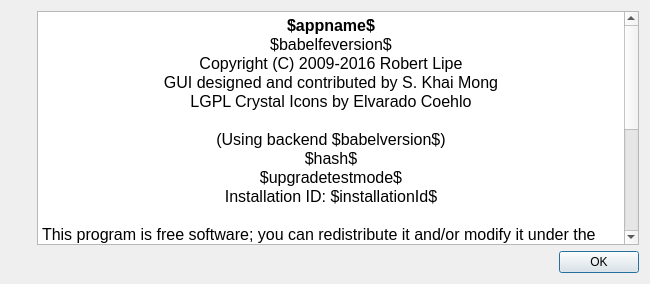
First picture: the form in gui/aboutui.ui, repository GPSBabel/gpsbabel, before the edit.
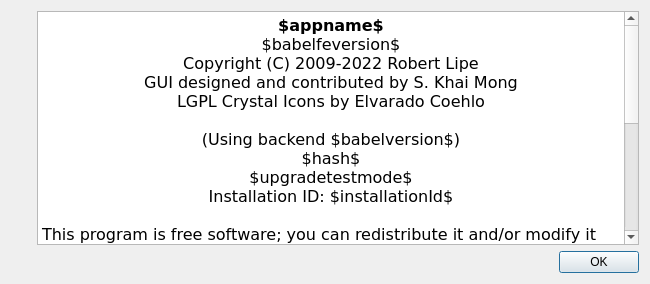
Second picture: the form after the edit. Icons and pictures are not drawn.

Commit message: update gui about copyright.

What changed in the file:
```diff
--- a/gui/aboutui.ui
+++ b/gui/aboutui.ui
@@ -67,6 +67,12 @@
      </item>
      <item>
       <widget class="QTextEdit" name="textEdit">
+       <property name="font">
+        <font>
+         <family>DejaVu Sans</family>
+         <pointsize>12</pointsize>
+        </font>
+       </property>
        <property name="readOnly">
         <bool>true</bool>
        </property>
@@ -74,24 +80,24 @@
         <string>&lt;!DOCTYPE HTML PUBLIC &quot;-//W3C//DTD HTML 4.0//EN&quot; &quot;http://www.w3.org/TR/REC-html40/strict.dtd&quot;&gt;
 &lt;html&gt;&lt;head&gt;&lt;meta name=&quot;qrichtext&quot; content=&quot;1&quot; /&gt;&lt;meta charset=&quot;utf-8&quot; /&gt;&lt;style type=&quot;text/css&quot;&gt;
 p, li { white-space: pre-wrap; }
-&lt;/style&gt;&lt;/head&gt;&lt;body style=&quot; font-family:'Lucida Grande'; font-size:13pt; font-weight:400; font-style:normal;&quot;&gt;
-&lt;p align=&quot;center&quot; style=&quot; margin-top:0px; margin-bottom:0px; margin-left:0px; margin-right:0px; -qt-block-indent:0; text-indent:0px;&quot;&gt;&lt;span style=&quot; font-family:'DejaVu Sans'; font-size:12pt; font-weight:600;&quot;&gt;$appname$&lt;/span&gt;&lt;/p&gt;
-&lt;p align=&quot;center&quot; style=&quot; margin-top:0px; margin-bottom:0px; margin-left:0px; margin-right:0px; -qt-block-indent:0; text-indent:0px;&quot;&gt;&lt;span style=&quot; font-family:'DejaVu Sans'; font-size:12pt;&quot;&gt;$babelfeversion$&lt;/span&gt;&lt;/p&gt;
-&lt;p align=&quot;center&quot; style=&quot; margin-top:0px; margin-bottom:0px; margin-left:0px; margin-right:0px; -qt-block-indent:0; text-indent:0px;&quot;&gt;&lt;span style=&quot; font-family:'DejaVu Sans'; font-size:12pt;&quot;&gt;Copyright (C) 2009-2016 Robert Lipe&lt;/span&gt;&lt;/p&gt;
-&lt;p align=&quot;center&quot; style=&quot; margin-top:0px; margin-bottom:0px; margin-left:0px; margin-right:0px; -qt-block-indent:0; text-indent:0px;&quot;&gt;&lt;span style=&quot; font-family:'DejaVu Sans'; font-size:12pt;&quot;&gt;GUI designed and contributed by S. Khai Mong&lt;/span&gt;&lt;/p&gt;
-&lt;p align=&quot;center&quot; style=&quot; margin-top:0px; margin-bottom:0px; margin-left:0px; margin-right:0px; -qt-block-indent:0; text-indent:0px;&quot;&gt;&lt;span style=&quot; font-family:'DejaVu Sans'; font-size:12pt;&quot;&gt;LGPL Crystal Icons by Elvarado Coehlo&lt;/span&gt;&lt;/p&gt;
-&lt;p align=&quot;center&quot; style=&quot;-qt-paragraph-type:empty; margin-top:0px; margin-bottom:0px; margin-left:0px; margin-right:0px; -qt-block-indent:0; text-indent:0px; font-family:'DejaVu Sans'; font-size:12pt;&quot;&gt;&lt;br /&gt;&lt;/p&gt;
-&lt;p align=&quot;center&quot; style=&quot; margin-top:0px; margin-bottom:0px; margin-left:0px; margin-right:0px; -qt-block-indent:0; text-indent:0px;&quot;&gt;&lt;span style=&quot; font-family:'DejaVu Sans'; font-size:12pt;&quot;&gt;(Using backend $babelversion$)&lt;/span&gt;&lt;/p&gt;
-&lt;p align=&quot;center&quot; style=&quot; margin-top:0px; margin-bottom:0px; margin-left:0px; margin-right:0px; -qt-block-indent:0; text-indent:0px;&quot;&gt;&lt;span style=&quot; font-family:'DejaVu Sans'; font-size:12pt;&quot;&gt;$hash$&lt;/span&gt;&lt;/p&gt;
-&lt;p align=&quot;center&quot; style=&quot; margin-top:0px; margin-bottom:0px; margin-left:0px; margin-right:0px; -qt-block-indent:0; text-indent:0px;&quot;&gt;&lt;span style=&quot; font-family:'DejaVu Sans'; font-size:12pt;&quot;&gt;$upgradetestmode$&lt;/span&gt;&lt;/p&gt;
-&lt;p align=&quot;center&quot; style=&quot; margin-top:0px; margin-bottom:0px; margin-left:0px; margin-right:0px; -qt-block-indent:0; text-indent:0px;&quot;&gt;&lt;span style=&quot; font-family:'DejaVu Sans'; font-size:12pt;&quot;&gt;Installation ID: $installationId$&lt;/span&gt;&lt;/p&gt;
-&lt;p align=&quot;center&quot; style=&quot;-qt-paragraph-type:empty; margin-top:0px; margin-bottom:0px; margin-left:0px; margin-right:0px; -qt-block-indent:0; text-indent:0px; font-family:'DejaVu Sans'; font-size:12pt;&quot;&gt;&lt;br /&gt;&lt;/p&gt;
-&lt;p style=&quot; margin-top:0px; margin-bottom:0px; margin-left:0px; margin-right:0px; -qt-block-indent:0; text-indent:0px;&quot;&gt;&lt;span style=&quot; font-family:'DejaVu Sans'; font-size:12pt;&quot;&gt;This program is free software; you can redistribute it and/or modify it under the terms of the GNU General Public License as published by the Free Software Foundation; either version 2 of the License, or (at your option) any later version.&lt;/span&gt;&lt;/p&gt;
-&lt;p style=&quot;-qt-paragraph-type:empty; margin-top:0px; margin-bottom:0px; margin-left:0px; margin-right:0px; -qt-block-indent:0; text-indent:0px; font-family:'DejaVu Sans'; font-size:12pt;&quot;&gt;&lt;br /&gt;&lt;/p&gt;
-&lt;p style=&quot; margin-top:0px; margin-bottom:0px; margin-left:0px; margin-right:0px; -qt-block-indent:0; text-indent:0px;&quot;&gt;&lt;span style=&quot; font-family:'DejaVu Sans'; font-size:12pt;&quot;&gt;This program is distributed in the hope that it will be useful, but WITHOUT ANY WARRANTY; without even the implied warranty of MERCHANTABILITY or FITNESS FOR A PARTICULAR PURPOSE.  See the GNU General Public License for more details.&lt;/span&gt;&lt;/p&gt;
-&lt;p style=&quot;-qt-paragraph-type:empty; margin-top:0px; margin-bottom:0px; margin-left:0px; margin-right:0px; -qt-block-indent:0; text-indent:0px; font-family:'DejaVu Sans'; font-size:12pt;&quot;&gt;&lt;br /&gt;&lt;/p&gt;
-&lt;p style=&quot; margin-top:0px; margin-bottom:0px; margin-left:0px; margin-right:0px; -qt-block-indent:0; text-indent:0px;&quot;&gt;&lt;span style=&quot; font-family:'DejaVu Sans'; font-size:12pt;&quot;&gt;You should have received a copy of the GNU General Public License along with this program; if not, write to the Free Software Foundation, Inc., 51 Franklin Street, Fifth Floor, Boston, MA  02110-1301, USA.&lt;/span&gt;&lt;/p&gt;
-&lt;p style=&quot;-qt-paragraph-type:empty; margin-top:0px; margin-bottom:0px; margin-left:0px; margin-right:0px; -qt-block-indent:0; text-indent:0px; font-family:'DejaVu Sans'; font-size:12pt;&quot;&gt;&lt;br /&gt;&lt;/p&gt;&lt;/body&gt;&lt;/html&gt;</string>
+&lt;/style&gt;&lt;/head&gt;&lt;body style=&quot; font-family:'DejaVu Sans'; font-size:12pt; font-weight:400; font-style:normal;&quot;&gt;
+&lt;p align=&quot;center&quot; style=&quot; margin-top:0px; margin-bottom:0px; margin-left:0px; margin-right:0px; -qt-block-indent:0; text-indent:0px;&quot;&gt;&lt;span style=&quot; font-weight:600;&quot;&gt;$appname$&lt;/span&gt;&lt;/p&gt;
+&lt;p align=&quot;center&quot; style=&quot; margin-top:0px; margin-bottom:0px; margin-left:0px; margin-right:0px; -qt-block-indent:0; text-indent:0px;&quot;&gt;$babelfeversion$&lt;/p&gt;
+&lt;p align=&quot;center&quot; style=&quot; margin-top:0px; margin-bottom:0px; margin-left:0px; margin-right:0px; -qt-block-indent:0; text-indent:0px;&quot;&gt;Copyright (C) 2009-2022 Robert Lipe&lt;/p&gt;
+&lt;p align=&quot;center&quot; style=&quot; margin-top:0px; margin-bottom:0px; margin-left:0px; margin-right:0px; -qt-block-indent:0; text-indent:0px;&quot;&gt;GUI designed and contributed by S. Khai Mong&lt;/p&gt;
+&lt;p align=&quot;center&quot; style=&quot; margin-top:0px; margin-bottom:0px; margin-left:0px; margin-right:0px; -qt-block-indent:0; text-indent:0px;&quot;&gt;LGPL Crystal Icons by Elvarado Coehlo&lt;/p&gt;
+&lt;p align=&quot;center&quot; style=&quot;-qt-paragraph-type:empty; margin-top:0px; margin-bottom:0px; margin-left:0px; margin-right:0px; -qt-block-indent:0; text-indent:0px;&quot;&gt;&lt;br /&gt;&lt;/p&gt;
+&lt;p align=&quot;center&quot; style=&quot; margin-top:0px; margin-bottom:0px; margin-left:0px; margin-right:0px; -qt-block-indent:0; text-indent:0px;&quot;&gt;(Using backend $babelversion$)&lt;/p&gt;
+&lt;p align=&quot;center&quot; style=&quot; margin-top:0px; margin-bottom:0px; margin-left:0px; margin-right:0px; -qt-block-indent:0; text-indent:0px;&quot;&gt;$hash$&lt;/p&gt;
+&lt;p align=&quot;center&quot; style=&quot; margin-top:0px; margin-bottom:0px; margin-left:0px; margin-right:0px; -qt-block-indent:0; text-indent:0px;&quot;&gt;$upgradetestmode$&lt;/p&gt;
+&lt;p align=&quot;center&quot; style=&quot; margin-top:0px; margin-bottom:0px; margin-left:0px; margin-right:0px; -qt-block-indent:0; text-indent:0px;&quot;&gt;Installation ID: $installationId$&lt;/p&gt;
+&lt;p align=&quot;center&quot; style=&quot;-qt-paragraph-type:empty; margin-top:0px; margin-bottom:0px; margin-left:0px; margin-right:0px; -qt-block-indent:0; text-indent:0px;&quot;&gt;&lt;br /&gt;&lt;/p&gt;
+&lt;p style=&quot; margin-top:0px; margin-bottom:0px; margin-left:0px; margin-right:0px; -qt-block-indent:0; text-indent:0px;&quot;&gt;This program is free software; you can redistribute it and/or modify it under the terms of the GNU General Public License as published by the Free Software Foundation; either version 2 of the License, or (at your option) any later version.&lt;/p&gt;
+&lt;p style=&quot;-qt-paragraph-type:empty; margin-top:0px; margin-bottom:0px; margin-left:0px; margin-right:0px; -qt-block-indent:0; text-indent:0px;&quot;&gt;&lt;br /&gt;&lt;/p&gt;
+&lt;p style=&quot; margin-top:0px; margin-bottom:0px; margin-left:0px; margin-right:0px; -qt-block-indent:0; text-indent:0px;&quot;&gt;This program is distributed in the hope that it will be useful, but WITHOUT ANY WARRANTY; without even the implied warranty of MERCHANTABILITY or FITNESS FOR A PARTICULAR PURPOSE.  See the GNU General Public License for more details.&lt;/p&gt;
+&lt;p style=&quot;-qt-paragraph-type:empty; margin-top:0px; margin-bottom:0px; margin-left:0px; margin-right:0px; -qt-block-indent:0; text-indent:0px;&quot;&gt;&lt;br /&gt;&lt;/p&gt;
+&lt;p style=&quot; margin-top:0px; margin-bottom:0px; margin-left:0px; margin-right:0px; -qt-block-indent:0; text-indent:0px;&quot;&gt;You should have received a copy of the GNU General Public License along with this program; if not, write to the Free Software Foundation, Inc., 51 Franklin Street, Fifth Floor, Boston, MA  02110-1301, USA.&lt;/p&gt;
+&lt;p style=&quot;-qt-paragraph-type:empty; margin-top:0px; margin-bottom:0px; margin-left:0px; margin-right:0px; -qt-block-indent:0; text-indent:0px;&quot;&gt;&lt;br /&gt;&lt;/p&gt;&lt;/body&gt;&lt;/html&gt;</string>
        </property>
       </widget>
      </item>
```
